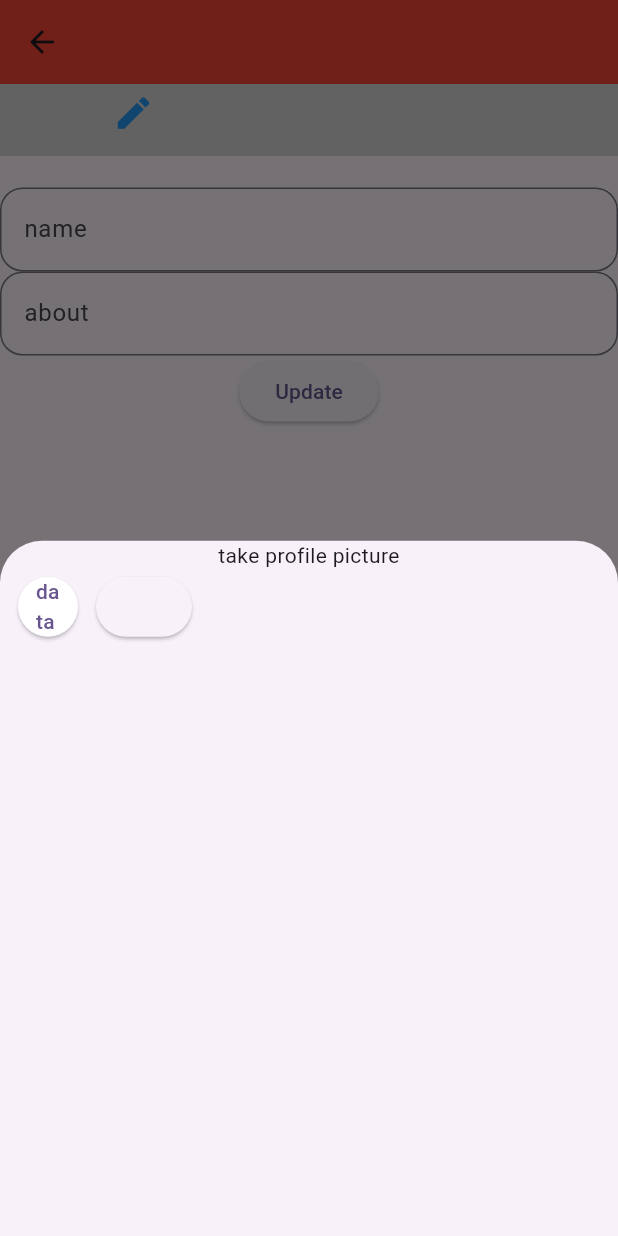
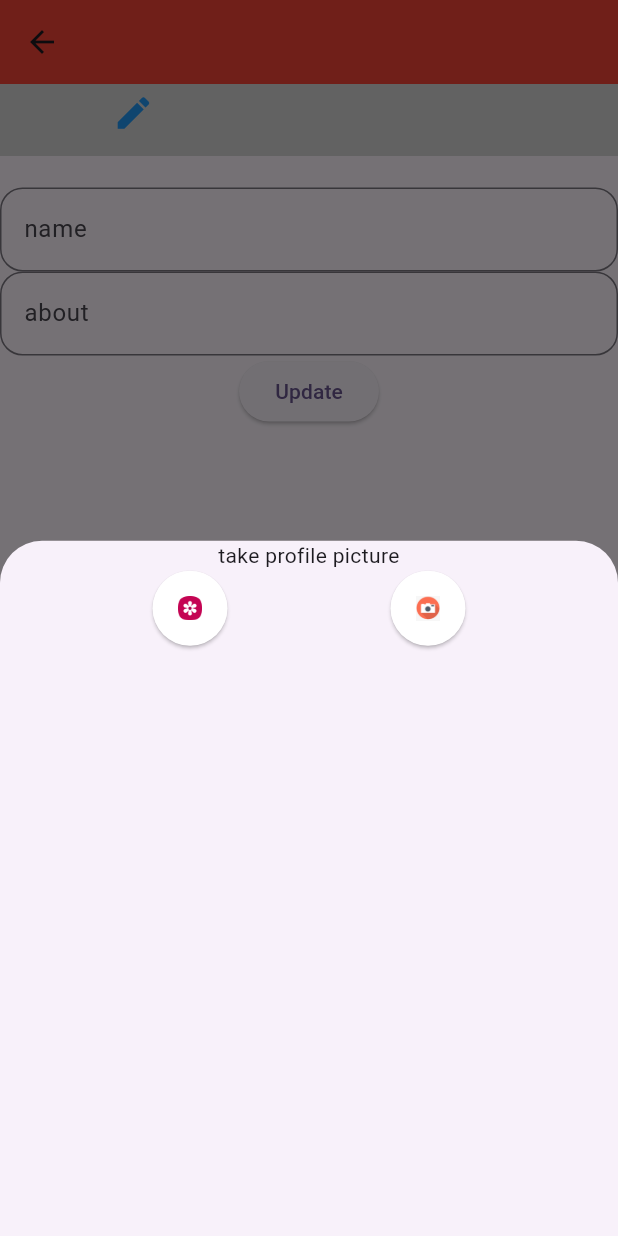
Before and after one commit to Akshaykpz/chatwave, a Flutter app: the ProfileScreen screen opened directly, after a tap on the "edit" icon, on a phone screen of 412 x 824 dp. Run offline on Flutter 3.47's test engine with Material 3 defaults, Android fonts, the phone set to English and light mode, and no system bars; drawn by our look-alikes of cached_network_image; our stand-ins replace cloud_firestore, firebase_auth, firebase_core, google_sign_in; accounts and stored records are empty; network calls fail.

Commit message:
new push

```diff
--- a/lib/screens/profile_screen.dart
+++ b/lib/screens/profile_screen.dart
@@ -104,15 +104,24 @@ class _ProfileScreenState extends State<ProfileScreen> {
               textAlign: TextAlign.center,
             ),
             Row(
+              mainAxisAlignment: MainAxisAlignment.spaceEvenly,
               children: [
                 ElevatedButton(
                     style: ElevatedButton.styleFrom(
                         backgroundColor: Colors.white,
                         shape: CircleBorder(),
-                        fixedSize: Size(10, 10)),
+                        fixedSize: Size(50, 50)),
                     onPressed: () {},
-                    child: Text("data")),
-                ElevatedButton(onPressed: () {}, child: Text(""))
+                    child: Image.asset(
+                        'assets/64d1120804fa6_com.sec.android.gallery3d.png')),
+                ElevatedButton(
+                    style: ElevatedButton.styleFrom(
+                        backgroundColor: Colors.white,
+                        shape: CircleBorder(),
+                        fixedSize: Size(50, 50)),
+                    onPressed: () {},
+                    child: Image.asset(
+                        'assets/80-801558_transparent-gallery-icon-png-flat-camera-icon-png.png'))
               ],
             )
           ],
--- a/lib/screens/widgets/chat_user_card.dart
+++ b/lib/screens/widgets/chat_user_card.dart
@@ -24,7 +24,10 @@ class _ChatUserCardState extends State<ChatUserCard> {
       child: InkWell(
         child: ListTile(
           title: Text(widget.user.name),
-          leading: CachedNetworkImage(imageUrl: widget.user.image),
+          leading: SizedBox(
+              height: 50,
+              width: 50,
+              child: CachedNetworkImage(imageUrl: widget.user.image)),
           subtitle: Text(
             widget.user.about,
             maxLines: 1,
--- a/pubspec.yaml
+++ b/pubspec.yaml
@@ -64,7 +64,10 @@ flutter:
   uses-material-design: true
 
   # To add assets to your application, add an assets section, like this:
-  # assets:
+  assets:
+    - assets/64d1120804fa6_com.sec.android.gallery3d.png
+    - assets/80-801558_transparent-gallery-icon-png-flat-camera-icon-png.png
+
   #   - images/a_dot_burr.jpeg
   #   - images/a_dot_ham.jpeg
 
```
Also changed, not shown: assets/64d1120804fa6_com.sec.android.gallery3d.png (added), assets/80-801558_transparent-gallery-icon-png-flat-camera-icon-png.png (added).
